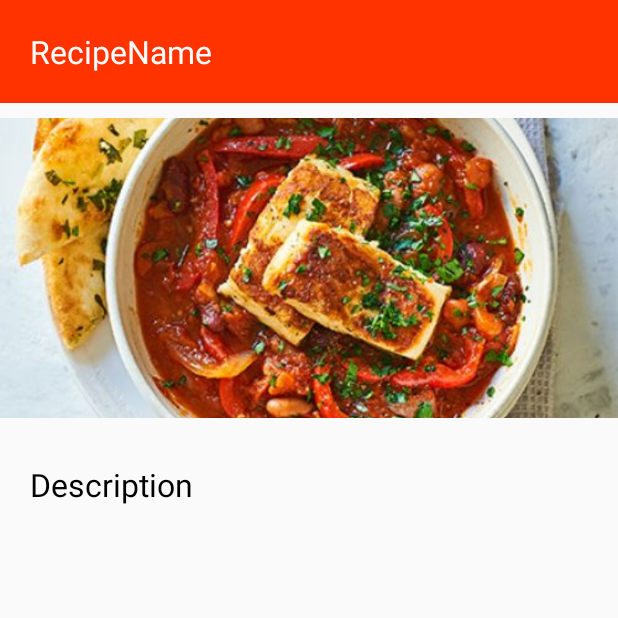
After one commit to Shanka3/foodhouse, an Android app: the DetailMethodActivity screen opened directly, with no data from a screen before it, on a phone screen of 412 x 824 dp, the top half of it. The commit adds this screen. Run offline under Robolectric (Android 15) with nearby library versions, the phone set to English and light mode, and no system bars; Roboto replaces fonts that are not available here.

Commit message:
food house

```diff
--- a/app/src/main/AndroidManifest.xml
+++ b/app/src/main/AndroidManifest.xml
@@ -12,7 +12,8 @@
         android:roundIcon="@mipmap/ic_launcher_round"
         android:supportsRtl="true"
         android:theme="@style/AppTheme">
-        <activity android:name=".activity.RatingActivity"></activity>
+        <activity android:name=".activity.DetailMethodActivity"></activity>
+        <activity android:name=".activity.RatingActivity" />
         <activity android:name=".activity.CommentsActivity" />
         <activity android:name=".activity.empty" />
         <activity android:name=".activity.EditProfileActivity" />
--- /dev/null
+++ b/app/src/main/java/com/example/foodhouse/activity/DetailMethodActivity.java
@@ -0,0 +1,40 @@
+package com.example.foodhouse.activity;
+
+import android.os.Bundle;
+import android.widget.ImageView;
+import android.widget.TextView;
+
+import androidx.appcompat.app.AppCompatActivity;
+
+import com.bumptech.glide.Glide;
+import com.example.foodhouse.R;
+
+public class DetailMethodActivity extends AppCompatActivity {
+
+    private TextView foodMethod,foodName;
+    private ImageView foodImage;
+
+
+    @Override
+    protected void onCreate(Bundle savedInstanceState) {
+        super.onCreate(savedInstanceState);
+        setContentView(R.layout.activity_detail_method);
+
+        getSupportActionBar().hide();
+
+        foodName = (TextView) findViewById(R.id.txtRecipeName);
+        foodMethod = (TextView) findViewById(R.id.txtMethod);
+        foodImage = (ImageView) findViewById(R.id.ivImage2);
+
+        Bundle bundle = getIntent().getExtras();
+
+        if (bundle != null) {
+            foodName.setText(bundle.getString("RecipeName"));
+            foodMethod.setText(bundle.getString("Method"));
+
+            Glide.with(this)
+                    .load(bundle.getString("Image"))
+                    .into(foodImage);
+        }
+    }
+}
--- /dev/null
+++ b/app/src/main/res/layout/activity_detail_method.xml
@@ -0,0 +1,48 @@
+<?xml version="1.0" encoding="utf-8"?>
+<LinearLayout xmlns:android="http://schemas.android.com/apk/res/android"
+    xmlns:tools="http://schemas.android.com/tools"
+    android:layout_width="match_parent"
+    android:layout_height="match_parent"
+    android:orientation="vertical"
+    tools:context=".activity.DetailMethodActivity">
+
+    <TextView
+        android:id="@+id/txtRecipeName"
+        android:layout_width="match_parent"
+        android:layout_height="wrap_content"
+        android:layout_marginBottom="10dp"
+        android:background="#FF3300"
+        android:padding="20dp"
+        android:text="RecipeName"
+        android:textColor="#FFFEFE"
+        android:textSize="21sp" />
+
+    <ImageView
+        android:id="@+id/ivImage2"
+        android:layout_width="match_parent"
+        android:layout_height="200dp"
+        android:scaleType="centerCrop"
+        android:src="@drawable/vegbean" />
+
+    <androidx.core.widget.NestedScrollView
+        android:layout_width="match_parent"
+        android:layout_height="match_parent">
+
+        <LinearLayout
+            android:layout_width="match_parent"
+            android:layout_height="match_parent"
+            android:orientation="vertical">
+
+            <TextView
+                android:id="@+id/txtMethod"
+                android:layout_width="match_parent"
+                android:layout_height="wrap_content"
+                android:layout_marginTop="10dp"
+                android:padding="20dp"
+                android:text="Description"
+                android:textColor="#000000"
+                android:textSize="21sp" />
+        </LinearLayout>
+
+    </androidx.core.widget.NestedScrollView>
+</LinearLayout>
```
Also changed, not shown: app/src/main/java/com/example/foodhouse/activity/Upload_Activity.java (+11 -2 lines), app/src/main/java/com/example/foodhouse/adapter/MyAdapter.java (+17 -2 lines), app/src/main/java/com/example/foodhouse/model/FoodData.java (+6 -2 lines), app/src/main/java/com/example/foodhouse/newAdapter/NewAdapter.java (+17 -2 lines), app/src/main/res/layout/activity_upload_activity.xml (+9 -1 lines), app/src/main/res/layout/layout_veg_list.xml (+17 -4 lines), app/src/main/res/layout/layout_veg_recipe_list.xml (+17 -5 lines).
